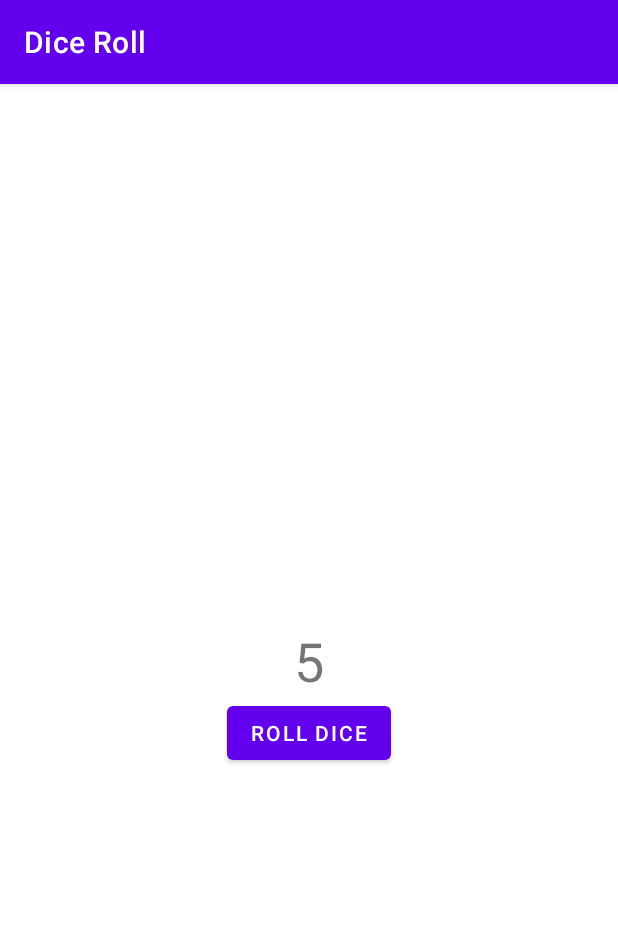
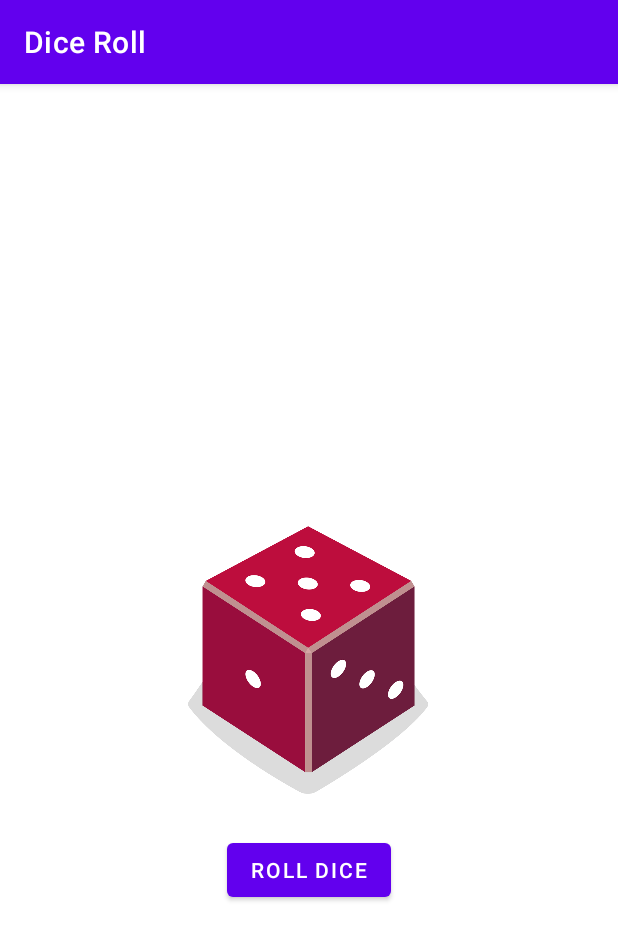
Before and after one commit to allan-gilber/dice-roll-android-app, an Android app: the screen it shows after launch (MainActivity), after a tap on "ROLL DICE", on a phone screen of 412 x 824 dp. Shown: the top 940 px of the screen. Run offline under Robolectric (Android 15) with nearby library versions, the phone set to English and light mode, and no system bars.

Commit message:
feat: created image logic for roll dice and the first unit test.

```diff
--- a/app/src/main/java/com/example/diceroll/MainActivity.kt
+++ b/app/src/main/java/com/example/diceroll/MainActivity.kt
@@ -2,7 +2,7 @@ package com.example.diceroll
 
 import android.os.Bundle
 import android.widget.Button
-import android.widget.TextView
+import android.widget.ImageView
 import androidx.appcompat.app.AppCompatActivity
 
 class MainActivity : AppCompatActivity() {
@@ -11,13 +11,28 @@ class MainActivity : AppCompatActivity() {
         setContentView(R.layout.activity_main)
         val rollButton: Button = findViewById(R.id.button)
         rollButton.setOnClickListener { rollDice() }
+        // Do a roll dice when the app starts
+        rollDice()
     }
-// Roll Dice and display the result
+
+    // Roll Dice and display the result
     private fun rollDice() {
         val dice = Dice(6)
         val diceRoll = dice.roll()
-        val resultTextView: TextView = findViewById(R.id.textView)
-        resultTextView.text = diceRoll.toString()
+
+        val diceImage: ImageView = findViewById(R.id.imageView)
+
+        val drawableResource = when (diceRoll) {
+            1 -> R.drawable.dice_1
+            2 -> R.drawable.dice_2
+            3 -> R.drawable.dice_3
+            4 -> R.drawable.dice_4
+            5 -> R.drawable.dice_5
+            else -> R.drawable.dice_6
+        }
+
+        diceImage.setImageResource(drawableResource)
+        diceImage.contentDescription = diceRoll.toString()
     }
 }
 
--- a/app/src/main/res/layout/activity_main.xml
+++ b/app/src/main/res/layout/activity_main.xml
@@ -6,24 +6,25 @@
     android:layout_height="match_parent"
     tools:context=".MainActivity">
 
-    <TextView
-        android:id="@+id/textView"
-        android:layout_width="wrap_content"
-        android:layout_height="wrap_content"
-        android:textSize="36sp"
-        app:layout_constraintBottom_toBottomOf="parent"
-        app:layout_constraintLeft_toLeftOf="parent"
-        app:layout_constraintRight_toRightOf="parent"
-        app:layout_constraintTop_toTopOf="parent"
-        tools:text="1" />
-
     <Button
         android:id="@+id/button"
         android:layout_width="wrap_content"
         android:layout_height="wrap_content"
+        android:layout_marginTop="16dp"
         android:text="@string/roll_dice"
         app:layout_constraintEnd_toEndOf="parent"
         app:layout_constraintStart_toStartOf="parent"
-        app:layout_constraintTop_toBottomOf="@+id/textView" />
+        app:layout_constraintTop_toBottomOf="@+id/imageView" />
+
+    <ImageView
+        android:id="@+id/imageView"
+        android:layout_width="160dp"
+        android:layout_height="200dp"
+        app:layout_constraintBottom_toBottomOf="parent"
+        app:layout_constraintEnd_toEndOf="parent"
+        app:layout_constraintHorizontal_bias="0.498"
+        app:layout_constraintStart_toStartOf="parent"
+        app:layout_constraintTop_toTopOf="parent"
+        tools:srcCompat="@drawable/dice_1" />
 
 </androidx.constraintlayout.widget.ConstraintLayout>
```
Also changed, not shown: app/src/main/res/drawable/dice_1.png (added), app/src/main/res/drawable/dice_2.png (added), app/src/main/res/drawable/dice_3.png (added), app/src/main/res/drawable/dice_4.png (added), app/src/main/res/drawable/dice_5.png (added), app/src/main/res/drawable/dice_6.png (added), 1 other file.
